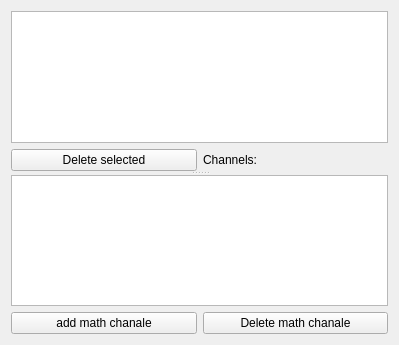
This is stplot-gui/widgets/ChannelsList/channels.ui in Sanya-123/STplot as Qt 5 draws it before an edit. The edited form follows.
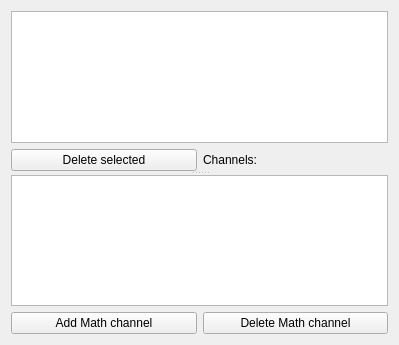
This is the edited form.

```diff
--- a/stplot-gui/widgets/ChannelsList/channels.ui
+++ b/stplot-gui/widgets/ChannelsList/channels.ui
@@ -19,7 +19,7 @@
      <property name="orientation">
       <enum>Qt::Vertical</enum>
      </property>
-     <widget class="QWidget" name="">
+     <widget class="QWidget" name="layoutWidget">
       <layout class="QGridLayout" name="gridLayout">
        <item row="0" column="0" colspan="2">
         <widget class="QTreeView" name="treeView"/>
@@ -40,7 +40,7 @@
        </item>
       </layout>
      </widget>
-     <widget class="QWidget" name="">
+     <widget class="QWidget" name="layoutWidget">
       <layout class="QGridLayout" name="gridLayout_2">
        <item row="0" column="0" colspan="2">
         <widget class="QTreeView" name="treeView_customChanale"/>
@@ -48,14 +48,14 @@
        <item row="1" column="0">
         <widget class="QPushButton" name="pushButton_addMathChanale">
          <property name="text">
-          <string>add math chanale</string>
+          <string>Add Math channel</string>
          </property>
         </widget>
        </item>
        <item row="1" column="1">
         <widget class="QPushButton" name="pushButton_deleteMathChanale">
          <property name="text">
-          <string>Delete math chanale</string>
+          <string>Delete Math channel</string>
          </property>
         </widget>
        </item>
```
